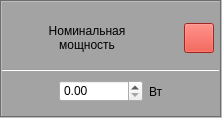
Old version of the form ballastresistorinputframe.ui in the repository evilpeopletyranny/BallastStand.
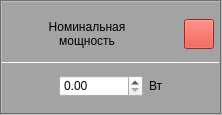
New version of the form. Icons and pictures are not drawn.

Diff of the .ui file:
```diff
--- a/ballastresistorinputframe.ui
+++ b/ballastresistorinputframe.ui
@@ -7,7 +7,7 @@
     <x>0</x>
     <y>0</y>
     <width>222</width>
-    <height>118</height>
+    <height>115</height>
    </rect>
   </property>
   <property name="sizePolicy">
@@ -19,13 +19,13 @@
   <property name="minimumSize">
    <size>
     <width>0</width>
-    <height>110</height>
+    <height>115</height>
    </size>
   </property>
   <property name="maximumSize">
    <size>
     <width>16777215</width>
-    <height>118</height>
+    <height>115</height>
    </size>
   </property>
   <property name="windowTitle">
@@ -62,7 +62,7 @@
        <item>
         <widget class="QLabel" name="label">
          <property name="sizePolicy">
-          <sizepolicy hsizetype="Expanding" vsizetype="Expanding">
+          <sizepolicy hsizetype="Expanding" vsizetype="Preferred">
            <horstretch>0</horstretch>
            <verstretch>0</verstretch>
           </sizepolicy>
@@ -70,7 +70,7 @@
          <property name="minimumSize">
           <size>
            <width>0</width>
-           <height>50</height>
+           <height>0</height>
           </size>
          </property>
          <property name="text">
```
